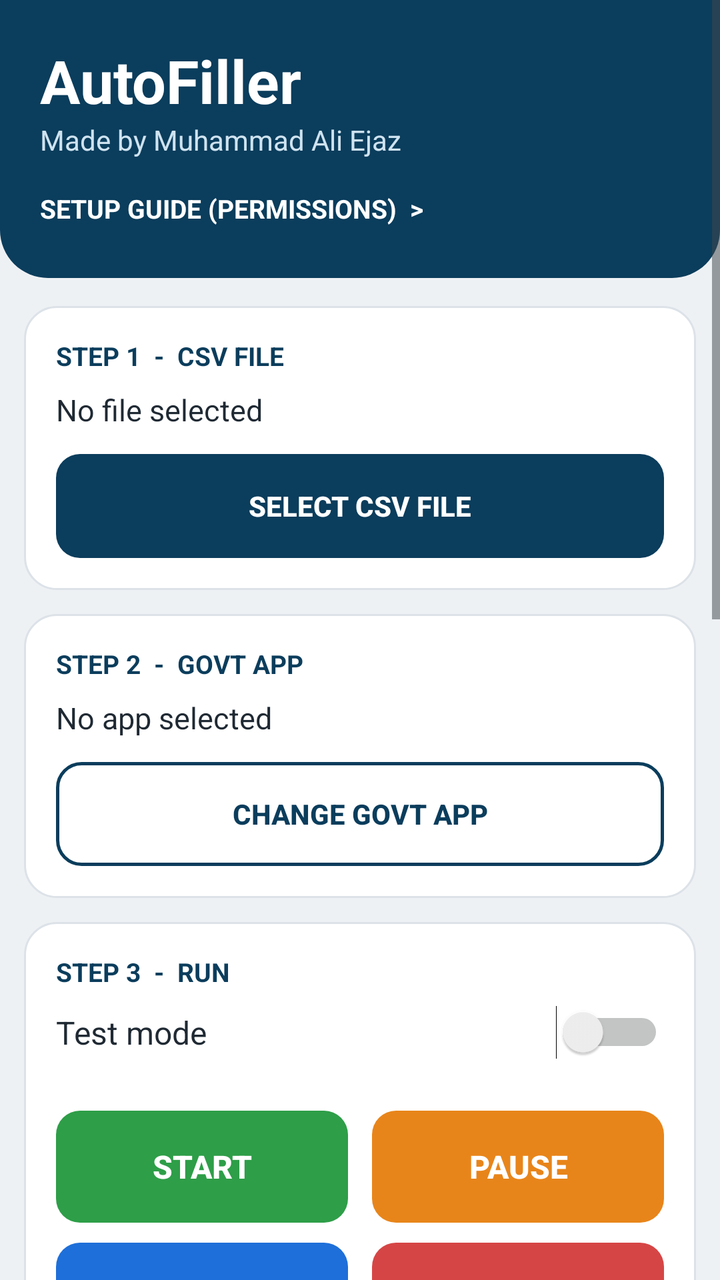
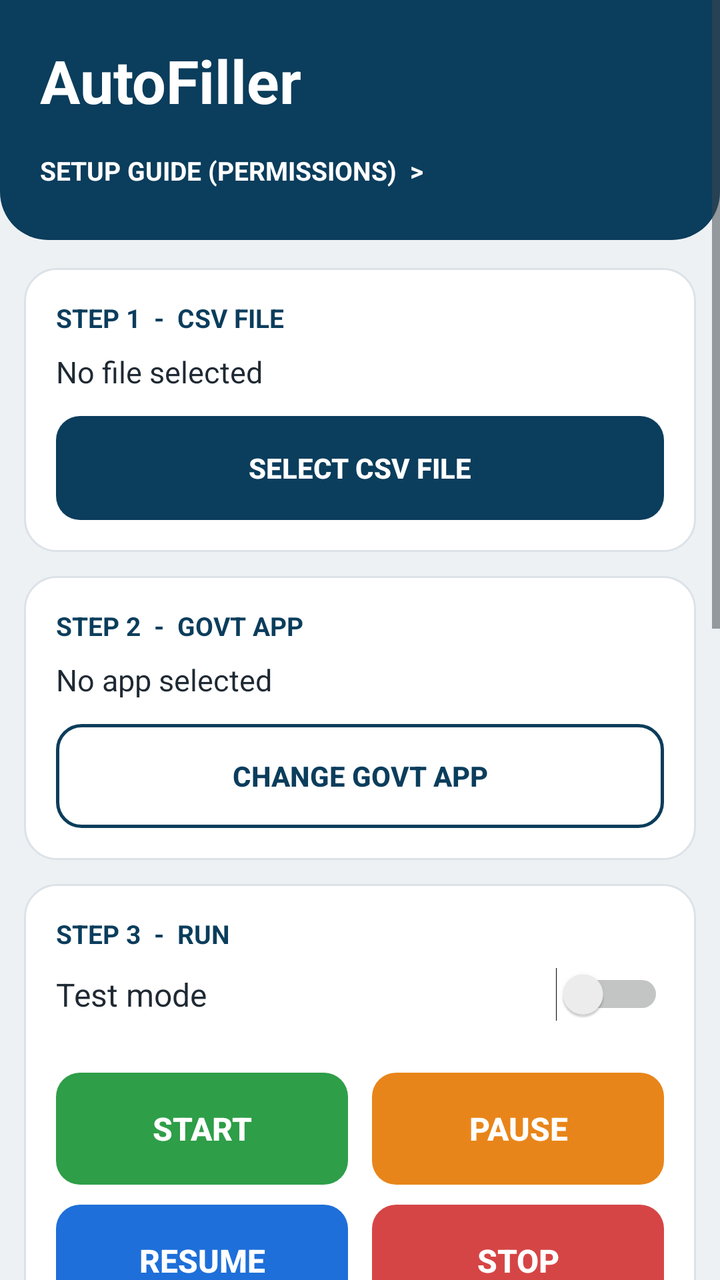

The first picture is an Android layout as it rendered before a commit; the second is the same layout after the commit. The layout source and the unified diff follow.
<!-- AndroidManifest.xml: application theme android:Theme.DeviceDefault.Light -->
<!-- res/layout/activity_main.xml -->
<?xml version="1.0" encoding="utf-8"?>
<ScrollView xmlns:android="http://schemas.android.com/apk/res/android"
    android:layout_width="match_parent"
    android:layout_height="match_parent"
    android:background="@color/grey_bg"
    android:fillViewport="true">

    <LinearLayout
        android:layout_width="match_parent"
        android:layout_height="wrap_content"
        android:orientation="vertical"
        android:paddingBottom="24dp">

        
        <LinearLayout
            android:layout_width="match_parent"
            android:layout_height="wrap_content"
            android:background="@drawable/bg_header"
            android:orientation="vertical"
            android:padding="20dp">

            <TextView
                android:layout_width="wrap_content"
                android:layout_height="wrap_content"
                android:text="AutoFiller"
                android:textColor="#FFFFFF"
                android:textSize="30sp"
                android:textStyle="bold" />

            <TextView
                android:layout_width="wrap_content"
                android:layout_height="wrap_content"
                android:text="@string/maker_line"
                android:textColor="#CFE3F0"
                android:textSize="14sp" />

            <TextView
                android:id="@+id/btnSetup"
                android:layout_width="wrap_content"
                android:layout_height="wrap_content"
                android:layout_marginTop="10dp"
                android:clickable="true"
                android:paddingTop="6dp"
                android:paddingBottom="6dp"
                android:text="SETUP GUIDE (PERMISSIONS)  >"
                android:textColor="#FFFFFF"
                android:textSize="13sp"
                android:textStyle="bold" />
        </LinearLayout>

        
        <LinearLayout
            android:layout_width="match_parent"
            android:layout_height="wrap_content"
            android:layout_marginLeft="12dp"
            android:layout_marginTop="14dp"
            android:layout_marginRight="12dp"
            android:background="@drawable/bg_card"
            android:orientation="vertical"
            android:padding="16dp">

            <TextView
                android:layout_width="wrap_content"
                android:layout_height="wrap_content"
                android:text="STEP 1  -  CSV FILE"
                android:textColor="@color/primary"
                android:textSize="13sp"
                android:textStyle="bold" />

            <TextView
                android:id="@+id/tvCsv"
                android:layout_width="match_parent"
                android:layout_height="wrap_content"
                android:layout_marginTop="8dp"
                android:text="No file selected"
                android:textColor="@color/text_dark"
                android:textSize="15sp" />

            <Button
                android:id="@+id/btnCsv"
                android:layout_width="match_parent"
                android:layout_height="52dp"
                android:layout_marginTop="12dp"
                android:background="@drawable/btn_primary"
                android:stateListAnimator="@null"
                android:text="Select CSV file"
                android:textColor="#FFFFFF"
                android:textStyle="bold" />
        </LinearLayout>

        
        <LinearLayout
            android:layout_width="match_parent"
            android:layout_height="wrap_content"
            android:layout_marginLeft="12dp"
            android:layout_marginTop="12dp"
            android:layout_marginRight="12dp"
            android:background="@drawable/bg_card"
            android:orientation="vertical"
            android:padding="16dp">

            <TextView
                android:layout_width="wrap_content"
                android:layout_height="wrap_content"
                android:text="STEP 2  -  GOVT APP"
                android:textColor="@color/primary"
                android:textSize="13sp"
                android:textStyle="bold" />

            <TextView
                android:id="@+id/tvGovt"
                android:layout_width="match_parent"
                android:layout_height="wrap_content"
                android:layout_marginTop="8dp"
                android:text="No app selected"
                android:textColor="@color/text_dark"
                android:textSize="15sp" />

            <Button
                android:id="@+id/btnGovt"
                android:layout_width="match_parent"
                android:layout_height="52dp"
                android:layout_marginTop="12dp"
                android:background="@drawable/btn_outline"
                android:stateListAnimator="@null"
                android:text="Change Govt app"
                android:textColor="@color/primary"
                android:textStyle="bold" />
        </LinearLayout>

        
        <LinearLayout
            android:layout_width="match_parent"
            android:layout_height="wrap_content"
            android:layout_marginLeft="12dp"
            android:layout_marginTop="12dp"
            android:layout_marginRight="12dp"
            android:background="@drawable/bg_card"
            android:orientation="vertical"
            android:padding="16dp">

            <TextView
                android:layout_width="wrap_content"
                android:layout_height="wrap_content"
                android:text="STEP 3  -  RUN"
                android:textColor="@color/primary"
                android:textSize="13sp"
                android:textStyle="bold" />

            <Switch
                android:id="@+id/cbDry"
                android:layout_width="match_parent"
                android:layout_height="wrap_content"
                android:layout_marginTop="8dp"
                android:text="Test mode"
                android:textColor="@color/text_dark"
                android:textSize="16sp" />

            <TextView
                android:id="@+id/tvModeNote"
                android:layout_width="match_parent"
                android:layout_height="wrap_content"
                android:layout_marginBottom="8dp"
                android:text=""
                android:textSize="13sp" />

            <LinearLayout
                android:layout_width="match_parent"
                android:layout_height="wrap_content"
                android:orientation="horizontal">

                <Button
                    android:id="@+id/btnStart"
                    android:layout_width="0dp"
                    android:layout_height="56dp"
                    android:layout_marginRight="6dp"
                    android:layout_weight="1"
                    android:background="@drawable/btn_green"
                    android:stateListAnimator="@null"
                    android:text="START"
                    android:textColor="#FFFFFF"
                    android:textSize="16sp"
                    android:textStyle="bold" />

                <Button
                    android:id="@+id/btnPause"
                    android:layout_width="0dp"
                    android:layout_height="56dp"
                    android:layout_marginLeft="6dp"
                    android:layout_weight="1"
                    android:background="@drawable/btn_orange"
                    android:stateListAnimator="@null"
                    android:text="PAUSE"
                    android:textColor="#FFFFFF"
                    android:textSize="16sp"
                    android:textStyle="bold" />
            </LinearLayout>

            <LinearLayout
                android:layout_width="match_parent"
                android:layout_height="wrap_content"
                android:layout_marginTop="10dp"
                android:orientation="horizontal">

                <Button
                    android:id="@+id/btnResume"
                    android:layout_width="0dp"
                    android:layout_height="56dp"
                    android:layout_marginRight="6dp"
                    android:layout_weight="1"
                    android:background="@drawable/btn_blue"
                    android:stateListAnimator="@null"
                    android:text="RESUME"
                    android:textColor="#FFFFFF"
                    android:textSize="16sp"
                    android:textStyle="bold" />

                <Button
                    android:id="@+id/btnStop"
                    android:layout_width="0dp"
                    android:layout_height="56dp"
                    android:layout_marginLeft="6dp"
                    android:layout_weight="1"
                    android:background="@drawable/btn_red"
                    android:stateListAnimator="@null"
                    android:text="STOP"
                    android:textColor="#FFFFFF"
                    android:textSize="16sp"
                    android:textStyle="bold" />
            </LinearLayout>
        </LinearLayout>

        
        <LinearLayout
            android:layout_width="match_parent"
            android:layout_height="wrap_content"
            android:layout_marginLeft="12dp"
            android:layout_marginTop="12dp"
            android:layout_marginRight="12dp"
            android:background="@drawable/bg_card"
            android:orientation="vertical"
            android:padding="16dp">

            <TextView
                android:layout_width="wrap_content"
                android:layout_height="wrap_content"
                android:text="PROGRESS"
                android:textColor="@color/primary"
                android:textSize="13sp"
                android:textStyle="bold" />

            <TextView
                android:id="@+id/tvStatus"
                android:layout_width="wrap_content"
                android:layout_height="wrap_content"
                android:layout_marginTop="10dp"
                android:background="@drawable/bg_chip"
                android:paddingLeft="16dp"
                android:paddingTop="6dp"
                android:paddingRight="16dp"
                android:paddingBottom="6dp"
                android:text="Ready"
                android:textColor="#FFFFFF"
                android:textSize="16sp"
                android:textStyle="bold" />

            <ProgressBar
                android:id="@+id/progressBar"
                style="?android:attr/progressBarStyleHorizontal"
                android:layout_width="match_parent"
                android:layout_height="12dp"
                android:layout_marginTop="14dp"
                android:max="100"
                android:progress="0"
                android:progressTint="@color/green" />

            <TextView
                android:id="@+id/tvCurrent"
                android:layout_width="match_parent"
                android:layout_height="wrap_content"
                android:layout_marginTop="6dp"
                android:text="Row 0 of 0"
                android:textColor="@color/text_dark"
                android:textSize="16sp"
                android:textStyle="bold" />

            <LinearLayout
                android:layout_width="match_parent"
                android:layout_height="wrap_content"
                android:layout_marginTop="12dp"
                android:orientation="horizontal">

                <LinearLayout
                    android:layout_width="0dp"
                    android:layout_height="wrap_content"
                    android:layout_marginRight="6dp"
                    android:layout_weight="1"
                    android:background="@drawable/bg_stat_green"
                    android:gravity="center"
                    android:orientation="vertical"
                    android:padding="12dp">

                    <TextView
                        android:id="@+id/tvSuccess"
                        android:layout_width="wrap_content"
                        android:layout_height="wrap_content"
                        android:text="0"
                        android:textColor="@color/green"
                        android:textSize="32sp"
                        android:textStyle="bold" />

                    <TextView
                        android:layout_width="wrap_content"
                        android:layout_height="wrap_content"
                        android:text="Success"
                        android:textColor="@color/text_soft"
                        android:textSize="13sp" />
                </LinearLayout>

                <LinearLayout
                    android:layout_width="0dp"
                    android:layout_height="wrap_content"
                    android:layout_marginLeft="6dp"
                    android:layout_weight="1"
                    android:background="@drawable/bg_stat_red"
                    android:gravity="center"
                    android:orientation="vertical"
                    android:padding="12dp">

                    <TextView
                        android:id="@+id/tvFailed"
                        android:layout_width="wrap_content"
                        android:layout_height="wrap_content"
                        android:text="0"
                        android:textColor="@color/red"
                        android:textSize="32sp"
                        android:textStyle="bold" />

                    <TextView
                        android:layout_width="wrap_content"
                        android:layout_height="wrap_content"
                        android:text="Failed"
                        android:textColor="@color/text_soft"
                        android:textSize="13sp" />
                </LinearLayout>
            </LinearLayout>

            <TextView
                android:id="@+id/tvMessage"
                android:layout_width="match_parent"
                android:layout_height="wrap_content"
                android:layout_marginTop="10dp"
                android:text=""
                android:textColor="@color/text_soft"
                android:textSize="13sp" />
        </LinearLayout>

        
        <LinearLayout
            android:layout_width="match_parent"
            android:layout_height="wrap_content"
            android:layout_marginLeft="12dp"
            android:layout_marginTop="12dp"
            android:layout_marginRight="12dp"
            android:background="@drawable/bg_card"
            android:orientation="vertical"
            android:padding="16dp">

            <TextView
                android:layout_width="wrap_content"
                android:layout_height="wrap_content"
                android:text="RESULTS"
                android:textColor="@color/primary"
                android:textSize="13sp"
                android:textStyle="bold" />

            <Button
                android:id="@+id/btnSaveReport"
                android:layout_width="match_parent"
                android:layout_height="48dp"
                android:layout_marginTop="10dp"
                android:background="@drawable/btn_outline"
                android:stateListAnimator="@null"
                android:text="Save full report (report.csv)"
                android:textColor="@color/primary"
                android:textStyle="bold" />

            <Button
                android:id="@+id/btnSaveFailed"
                android:layout_width="match_parent"
                android:layout_height="48dp"
                android:layout_marginTop="8dp"
                android:background="@drawable/btn_outline"
                android:stateListAnimator="@null"
                android:text="Save failed rows (failed.csv)"
                android:textColor="@color/primary"
                android:textStyle="bold" />

            <Button
                android:id="@+id/btnSaveLog"
                android:layout_width="match_parent"
                android:layout_height="48dp"
                android:layout_marginTop="8dp"
                android:background="@drawable/btn_outline"
                android:stateListAnimator="@null"
                android:text="Save log file"
                android:textColor="@color/primary"
                android:textStyle="bold" />

            <Button
                android:id="@+id/btnDump"
                android:layout_width="match_parent"
                android:layout_height="40dp"
                android:layout_marginTop="8dp"
                android:background="@android:color/transparent"
                android:stateListAnimator="@null"
                android:text="Advanced: read the screen in 15 seconds"
                android:textColor="@color/text_soft"
                android:textSize="12sp" />
        </LinearLayout>

        <TextView
            android:layout_width="match_parent"
            android:layout_height="wrap_content"
            android:layout_marginLeft="16dp"
            android:layout_marginTop="12dp"
            android:layout_marginRight="16dp"
            android:text="Tip: set Settings > Display > Screen timeout to the longest time before a big run, and keep the phone charging."
            android:textColor="@color/text_soft"
            android:textSize="12sp" />
    </LinearLayout>
</ScrollView>
<!-- resources referenced by this layout -->
<resources>
  <color name="green">#2E9E48</color>
  <color name="grey_bg">#EEF1F4</color>
  <color name="primary">#0B3D5C</color>
  <color name="red">#D64545</color>
  <color name="text_dark">#1F2933</color>
  <color name="text_soft">#66727F</color>
  <!-- drawable bg_card (drawable) -->
  <?xml version="1.0" encoding="utf-8"?>
  <shape xmlns:android="http://schemas.android.com/apk/res/android"
      android:shape="rectangle">
      <solid android:color="#FFFFFF" />
      <stroke android:width="1dp" android:color="#DCE2E8" />
      <corners android:radius="16dp" />
  </shape>
  <!-- drawable bg_chip (drawable) -->
  <?xml version="1.0" encoding="utf-8"?>
  <shape xmlns:android="http://schemas.android.com/apk/res/android"
      android:shape="rectangle">
      <solid android:color="#888888" />
      <corners android:radius="24dp" />
  </shape>
  <!-- drawable bg_header (drawable) -->
  <?xml version="1.0" encoding="utf-8"?>
  <shape xmlns:android="http://schemas.android.com/apk/res/android"
      android:shape="rectangle">
      <solid android:color="@color/primary" />
      <corners
          android:bottomLeftRadius="24dp"
          android:bottomRightRadius="24dp" />
  </shape>
  <!-- drawable bg_stat_green (drawable) -->
  <?xml version="1.0" encoding="utf-8"?>
  <shape xmlns:android="http://schemas.android.com/apk/res/android"
      android:shape="rectangle">
      <solid android:color="#E5F4E9" />
      <corners android:radius="14dp" />
  </shape>
  <!-- drawable bg_stat_red (drawable) -->
  <?xml version="1.0" encoding="utf-8"?>
  <shape xmlns:android="http://schemas.android.com/apk/res/android"
      android:shape="rectangle">
      <solid android:color="#FBE9E9" />
      <corners android:radius="14dp" />
  </shape>
  <!-- drawable btn_blue (drawable) -->
  <?xml version="1.0" encoding="utf-8"?>
  <ripple xmlns:android="http://schemas.android.com/apk/res/android"
      android:color="#44FFFFFF">
      <item>
          <shape android:shape="rectangle">
              <solid android:color="@color/blue" />
              <corners android:radius="12dp" />
          </shape>
      </item>
  </ripple>
  <!-- drawable btn_green (drawable) -->
  <?xml version="1.0" encoding="utf-8"?>
  <ripple xmlns:android="http://schemas.android.com/apk/res/android"
      android:color="#44FFFFFF">
      <item>
          <shape android:shape="rectangle">
              <solid android:color="@color/green" />
              <corners android:radius="12dp" />
          </shape>
      </item>
  </ripple>
  <!-- drawable btn_orange (drawable) -->
  <?xml version="1.0" encoding="utf-8"?>
  <ripple xmlns:android="http://schemas.android.com/apk/res/android"
      android:color="#44FFFFFF">
      <item>
          <shape android:shape="rectangle">
              <solid android:color="@color/orange" />
              <corners android:radius="12dp" />
          </shape>
      </item>
  </ripple>
  <!-- drawable btn_primary (drawable) -->
  <?xml version="1.0" encoding="utf-8"?>
  <ripple xmlns:android="http://schemas.android.com/apk/res/android"
      android:color="#44FFFFFF">
      <item>
          <shape android:shape="rectangle">
              <solid android:color="@color/primary" />
              <corners android:radius="12dp" />
          </shape>
      </item>
  </ripple>
  <!-- drawable btn_red (drawable) -->
  <?xml version="1.0" encoding="utf-8"?>
  <ripple xmlns:android="http://schemas.android.com/apk/res/android"
      android:color="#44FFFFFF">
      <item>
          <shape android:shape="rectangle">
              <solid android:color="@color/red" />
              <corners android:radius="12dp" />
          </shape>
      </item>
  </ripple>
  <string name="maker_line">Made by Muhammad Ali Ejaz</string>
  <color name="blue">#1E6FD9</color>
  <color name="orange">#E8851A</color>
  <!-- unchanged entries left out for length: 1 -->
</resources>

<!-- the commit's change to res/layout/activity_main.xml (unified diff, before → after) -->
@@ -26,13 +26,6 @@
                 android:textColor="#FFFFFF"
                 android:textSize="30sp"
                 android:textStyle="bold" />
-
-            <TextView
-                android:layout_width="wrap_content"
-                android:layout_height="wrap_content"
-                android:text="@string/maker_line"
-                android:textColor="#CFE3F0"
-                android:textSize="14sp" />
 
             <TextView
                 android:id="@+id/btnSetup"
<!-- resource entries referenced after the edit -->
@@ -99,7 +99,6 @@
           </shape>
       </item>
   </ripple>
-  <string name="maker_line">Made by Muhammad Ali Ejaz</string>
   <color name="blue">#1E6FD9</color>
   <color name="orange">#E8851A</color>
   <!-- unchanged entries left out for length: 1 -->
